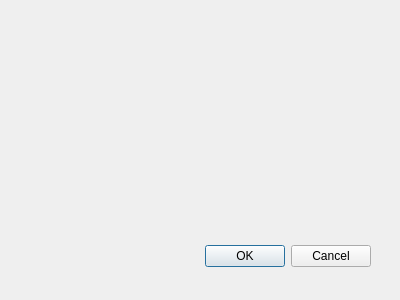
Before: the Qt Designer form Dialogs/ProjectSettingsDialog.ui in atdyer/adcircSubdomainTool, drawn with Qt 5.
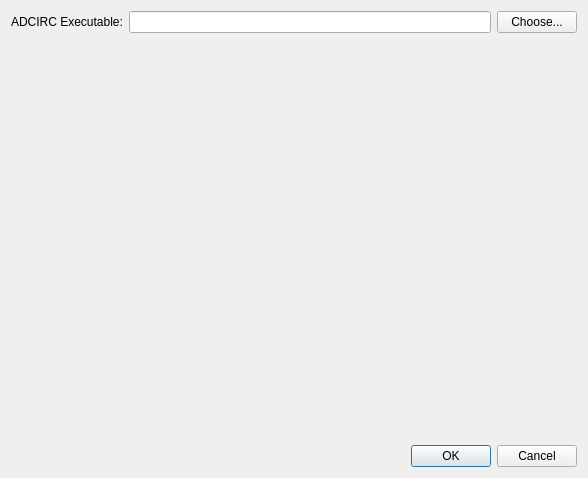
After: the same form once the commit is applied.

Commit message: Added ability to save adcirc location in settings file

```diff
--- a/Dialogs/ProjectSettingsDialog.ui
+++ b/Dialogs/ProjectSettingsDialog.ui
@@ -8,22 +8,54 @@
    <rect>
     <x>0</x>
     <y>0</y>
-    <width>400</width>
-    <height>300</height>
+    <width>588</width>
+    <height>478</height>
    </rect>
   </property>
   <property name="windowTitle">
    <string>Dialog</string>
   </property>
+  <layout class="QVBoxLayout" name="verticalLayout">
+   <item>
+    <layout class="QVBoxLayout" name="verticalLayout_2">
+     <item>
+      <layout class="QHBoxLayout" name="horizontalLayout">
+       <item>
+        <widget class="QLabel" name="label">
+         <property name="text">
+          <string>ADCIRC Executable:</string>
+         </property>
+        </widget>
+       </item>
+       <item>
+        <widget class="QLineEdit" name="adcircExecutableLine"/>
+       </item>
+       <item>
+        <widget class="QPushButton" name="chooseAdcircExecutableButton">
+         <property name="text">
+          <string>Choose...</string>
+         </property>
+        </widget>
+       </item>
+      </layout>
+     </item>
+     <item>
+      <spacer name="verticalSpacer">
+       <property name="orientation">
+        <enum>Qt::Vertical</enum>
+       </property>
+       <property name="sizeHint" stdset="0">
+        <size>
+         <width>20</width>
+         <height>40</height>
+        </size>
+       </property>
+      </spacer>
+     </item>
+    </layout>
+   </item>
+   <item>
   <widget class="QDialogButtonBox" name="buttonBox">
-   <property name="geometry">
-    <rect>
-     <x>30</x>
-     <y>240</y>
-     <width>341</width>
-     <height>32</height>
-    </rect>
-   </property>
    <property name="orientation">
     <enum>Qt::Horizontal</enum>
    </property>
@@ -31,6 +63,8 @@
     <set>QDialogButtonBox::Cancel|QDialogButtonBox::Ok</set>
    </property>
   </widget>
+   </item>
+  </layout>
  </widget>
  <pixmapfunction/>
  <resources/>
```
Left out of the diff: 5 changed lines with no effect on the pictures. Lines whose indentation alone changed are shown as unchanged. The commit also changes 11 other files.
